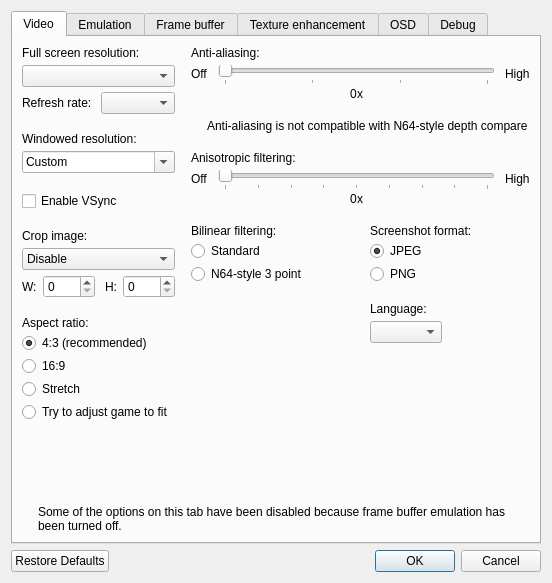
First picture: the form in src/GLideNUI/configDialog.ui, repository gonetz/GLideN64, before the edit.
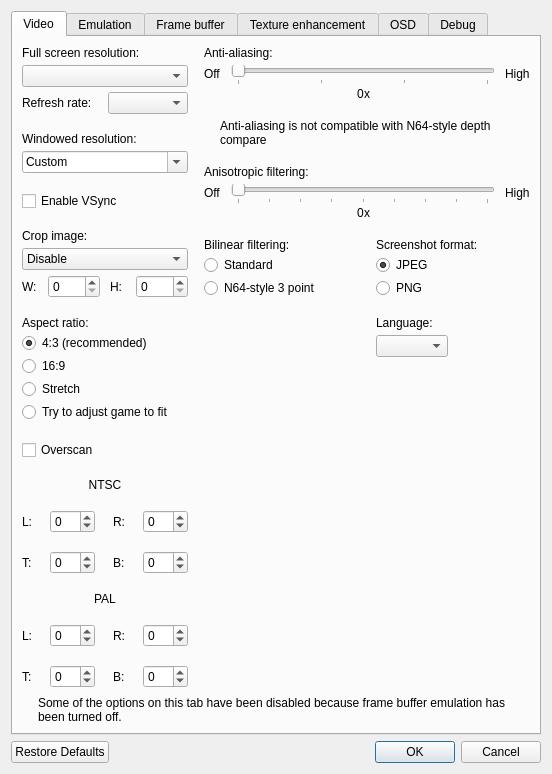
Second picture: the form after the edit. Icons and pictures are not drawn.

Patch:
```diff
--- a/src/GLideNUI/configDialog.ui
+++ b/src/GLideNUI/configDialog.ui
@@ -374,7 +374,166 @@
             </widget>
            </item>
            <item>
-            <spacer name="verticalSpacer_11">
+            <layout class="QVBoxLayout" name="verticalLayoutOverscan">
+             <item>
+              <widget class="QCheckBox" name="overscanCheckBox">
+               <property name="text">
+                <string>Overscan</string>
+               </property>
+              </widget>
+             </item>
+             <item>
+              <widget class="QLabel" name="label_4">
+               <property name="text">
+                <string>NTSC</string>
+               </property>
+               <property name="alignment">
+                <set>Qt::AlignCenter</set>
+               </property>
+              </widget>
+             </item>
+             <item>
+              <layout class="QHBoxLayout" name="horizontalLayout_NTSC13">
+               <item>
+                <widget class="QLabel" name="label_ntsc_l">
+                 <property name="text">
+                  <string>L:</string>
+                 </property>
+                </widget>
+               </item>
+               <item>
+                <widget class="QSpinBox" name="overscanNtscLeftSpinBox">
+                 <property name="minimum">
+                  <number>-99</number>
+                 </property>
+                </widget>
+               </item>
+               <item>
+                <widget class="QLabel" name="label_ntsc_r">
+                 <property name="text">
+                  <string>R:</string>
+                 </property>
+                </widget>
+               </item>
+               <item>
+                <widget class="QSpinBox" name="overscanNtscRightSpinBox">
+                 <property name="minimum">
+                  <number>-99</number>
+                 </property>
+                </widget>
+               </item>
+              </layout>
+             </item>
+             <item>
+              <layout class="QHBoxLayout" name="horizontalLayout_NTSC14">
+               <item>
+                <widget class="QLabel" name="label_ntsc_t">
+                 <property name="text">
+                  <string>T:</string>
+                 </property>
+                </widget>
+               </item>
+               <item>
+                <widget class="QSpinBox" name="overscanNtscTopSpinBox">
+                 <property name="minimum">
+                  <number>-99</number>
+                 </property>
+                </widget>
+               </item>
+               <item>
+                <widget class="QLabel" name="label_ntsc_b">
+                 <property name="text">
+                  <string>B:</string>
+                 </property>
+                </widget>
+               </item>
+               <item>
+                <widget class="QSpinBox" name="overscanNtscBottomSpinBox">
+                 <property name="minimum">
+                  <number>-99</number>
+                 </property>
+                </widget>
+               </item>
+              </layout>
+             </item>
+             <item>
+              <widget class="QLabel" name="label_pal">
+               <property name="text">
+                <string>PAL</string>
+               </property>
+               <property name="alignment">
+                <set>Qt::AlignCenter</set>
+               </property>
+              </widget>
+             </item>
+             <item>
+              <layout class="QHBoxLayout" name="horizontalLayout_pal_13">
+               <item>
+                <widget class="QLabel" name="label_pal_l">
+                 <property name="text">
+                  <string>L:</string>
+                 </property>
+                </widget>
+               </item>
+               <item>
+                <widget class="QSpinBox" name="overscanPalLeftSpinBox">
+                 <property name="minimum">
+                  <number>-99</number>
+                 </property>
+                </widget>
+               </item>
+               <item>
+                <widget class="QLabel" name="label_pal_2">
+                 <property name="text">
+                  <string>R:</string>
+                 </property>
+                </widget>
+               </item>
+               <item>
+                <widget class="QSpinBox" name="overscanPalRightSpinBox">
+                 <property name="minimum">
+                  <number>-99</number>
+                 </property>
+                </widget>
+               </item>
+              </layout>
+             </item>
+             <item>
+              <layout class="QHBoxLayout" name="horizontalLayout_pal_14">
+               <item>
+                <widget class="QLabel" name="label_pal_t">
+                 <property name="text">
+                  <string>T:</string>
+                 </property>
+                </widget>
+               </item>
+               <item>
+                <widget class="QSpinBox" name="overscanPalTopSpinBox">
+                 <property name="minimum">
+                  <number>-99</number>
+                 </property>
+                </widget>
+               </item>
+               <item>
+                <widget class="QLabel" name="label_pal_b">
+                 <property name="text">
+                  <string>B:</string>
+                 </property>
+                </widget>
+               </item>
+               <item>
+                <widget class="QSpinBox" name="overscanPalBottomSpinBox">
+                 <property name="minimum">
+                  <number>-99</number>
+                 </property>
+                </widget>
+               </item>
+              </layout>
+             </item>
+            </layout>
+           </item>
+           <item>
+            <spacer name="verticalSpacer">
              <property name="orientation">
               <enum>Qt::Vertical</enum>
              </property>
```
